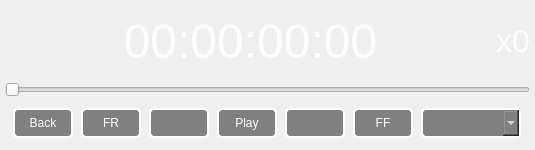
Qt form libs/PhCommonUI/PhMediaPanel.ui (JokerSync/Joker) before a commit.
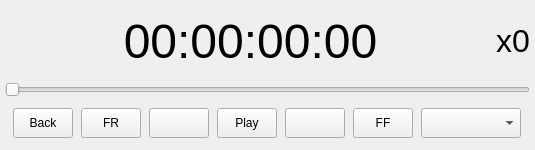
The same form after that commit.

What changed in the file:
```diff
--- a/libs/PhCommonUI/PhMediaPanel.ui
+++ b/libs/PhCommonUI/PhMediaPanel.ui
@@ -15,29 +15,7 @@
    <string notr="true">Form</string>
   </property>
   <property name="styleSheet">
-   <string notr="true">* {
-	color: white;
-}
-
-PhMediaPanel {
-	background: qlineargradient(x1: 1, y1: 0, x2: 1, y2: 1, stop: 0 rgb(40,40,40), stop: 1 black);
-     border-style: solid;
-     border-width: 4px;
-     border-radius: 3px;
-     border-color: white;
-}
-
-QPushButton, QComboBox{
-	 background: grey;
-     border-style: outset;
-     border-width: 2px;
-     border-radius: 5px;
-     border-color: white;
-}
-
-QLabel#_timecodeLabel{
-	padding: 10px;
-}</string>
+   <string notr="true"/>
   </property>
   <layout class="QVBoxLayout" name="verticalLayout">
    <property name="spacing">
@@ -71,259 +49,6 @@
          <height>60</height>
         </size>
        </property>
-       <property name="palette">
-        <palette>
-         <active>
-          <colorrole role="WindowText">
-           <brush brushstyle="SolidPattern">
-            <color alpha="255">
-             <red>255</red>
-             <green>255</green>
-             <blue>255</blue>
-            </color>
-           </brush>
-          </colorrole>
-          <colorrole role="Button">
-           <brush brushstyle="SolidPattern">
-            <color alpha="255">
-             <red>219</red>
-             <green>219</green>
-             <blue>219</blue>
-            </color>
-           </brush>
-          </colorrole>
-          <colorrole role="Light">
-           <brush brushstyle="SolidPattern">
-            <color alpha="255">
-             <red>0</red>
-             <green>0</green>
-             <blue>0</blue>
-            </color>
-           </brush>
-          </colorrole>
-          <colorrole role="Text">
-           <brush brushstyle="SolidPattern">
-            <color alpha="255">
-             <red>255</red>
-             <green>255</green>
-             <blue>255</blue>
-            </color>
-           </brush>
-          </colorrole>
-          <colorrole role="BrightText">
-           <brush brushstyle="SolidPattern">
-            <color alpha="255">
-             <red>255</red>
-             <green>255</green>
-             <blue>255</blue>
-            </color>
-           </brush>
-          </colorrole>
-          <colorrole role="ButtonText">
-           <brush brushstyle="SolidPattern">
-            <color alpha="255">
-             <red>255</red>
-             <green>255</green>
-             <blue>255</blue>
-            </color>
-           </brush>
-          </colorrole>
-          <colorrole role="Base">
-           <brush brushstyle="SolidPattern">
-            <color alpha="255">
-             <red>231</red>
-             <green>231</green>
-             <blue>231</blue>
-            </color>
-           </brush>
-          </colorrole>
-          <colorrole role="Window">
-           <brush brushstyle="SolidPattern">
-            <color alpha="255">
-             <red>217</red>
-             <green>217</green>
-             <blue>217</blue>
-            </color>
-           </brush>
-          </colorrole>
-          <colorrole role="AlternateBase">
-           <brush brushstyle="SolidPattern">
-            <color alpha="255">
-             <red>0</red>
-             <green>0</green>
-             <blue>0</blue>
-            </color>
-           </brush>
-          </colorrole>
-         </active>
-         <inactive>
-          <colorrole role="WindowText">
-           <brush brushstyle="SolidPattern">
-            <color alpha="255">
-             <red>255</red>
-             <green>255</green>
-             <blue>255</blue>
-            </color>
-           </brush>
-          </colorrole>
-          <colorrole role="Button">
-           <brush brushstyle="SolidPattern">
-            <color alpha="255">
-             <red>219</red>
-             <green>219</green>
-             <blue>219</blue>
-            </color>
-           </brush>
-          </colorrole>
-          <colorrole role="Light">
-           <brush brushstyle="SolidPattern">
-            <color alpha="255">
-             <red>0</red>
-             <green>0</green>
-             <blue>0</blue>
-            </color>
-           </brush>
-          </colorrole>
-          <colorrole role="Text">
-           <brush brushstyle="SolidPattern">
-            <color alpha="255">
-             <red>255</red>
-             <green>255</green>
-             <blue>255</blue>
-            </color>
-           </brush>
-          </colorrole>
-          <colorrole role="BrightText">
-           <brush brushstyle="SolidPattern">
-            <color alpha="255">
-             <red>255</red>
-             <green>255</green>
-             <blue>255</blue>
-            </color>
-           </brush>
-          </colorrole>
-          <colorrole role="ButtonText">
-           <brush brushstyle="SolidPattern">
-            <color alpha="255">
-             <red>255</red>
-             <green>255</green>
-             <blue>255</blue>
-            </color>
-           </brush>
-          </colorrole>
-          <colorrole role="Base">
-           <brush brushstyle="SolidPattern">
-            <color alpha="255">
-             <red>231</red>
-             <green>231</green>
-             <blue>231</blue>
-            </color>
-           </brush>
-          </colorrole>
-          <colorrole role="Window">
-           <brush brushstyle="SolidPattern">
-            <color alpha="255">
-             <red>217</red>
-             <green>217</green>
-             <blue>217</blue>
-            </color>
-           </brush>
-          </colorrole>
-          <colorrole role="AlternateBase">
-           <brush brushstyle="SolidPattern">
-            <color alpha="255">
-             <red>0</red>
-             <green>0</green>
-             <blue>0</blue>
-            </color>
-           </brush>
-          </colorrole>
-         </inactive>
-         <disabled>
-          <colorrole role="WindowText">
-           <brush brushstyle="SolidPattern">
-            <color alpha="255">
-             <red>255</red>
-             <green>255</green>
-             <blue>255</blue>
-            </color>
-           </brush>
-          </colorrole>
-          <colorrole role="Button">
-           <brush brushstyle="SolidPattern">
-            <color alpha="255">
-             <red>219</red>
-             <green>219</green>
-             <blue>219</blue>
-            </color>
-           </brush>
-          </colorrole>
-          <colorrole role="Light">
-           <brush brushstyle="SolidPattern">
-            <color alpha="255">
-             <red>0</red>
-             <green>0</green>
-             <blue>0</blue>
-            </color>
-           </brush>
-          </colorrole>
-          <colorrole role="Text">
-           <brush brushstyle="SolidPattern">
-            <color alpha="255">
-             <red>255</red>
-             <green>255</green>
-             <blue>255</blue>
-            </color>
-           </brush>
-          </colorrole>
-          <colorrole role="BrightText">
-           <brush brushstyle="SolidPattern">
-            <color alpha="255">
-             <red>255</red>
-             <green>255</green>
-             <blue>255</blue>
-            </color>
-           </brush>
-          </colorrole>
-          <colorrole role="ButtonText">
-           <brush brushstyle="SolidPattern">
-            <color alpha="255">
-             <red>255</red>
-             <green>255</green>
-             <blue>255</blue>
-            </color>
-           </brush>
-          </colorrole>
-          <colorrole role="Base">
-           <brush brushstyle="SolidPattern">
-            <color alpha="255">
-             <red>217</red>
-             <green>217</green>
-             <blue>217</blue>
-            </color>
-           </brush>
-          </colorrole>
-          <colorrole role="Window">
-           <brush brushstyle="SolidPattern">
-            <color alpha="255">
-             <red>217</red>
-             <green>217</green>
-             <blue>217</blue>
-            </color>
-           </brush>
-          </colorrole>
-          <colorrole role="AlternateBase">
-           <brush brushstyle="SolidPattern">
-            <color alpha="255">
-             <red>0</red>
-             <green>0</green>
-             <blue>0</blue>
-            </color>
-           </brush>
-          </colorrole>
-         </disabled>
-        </palette>
-       </property>
        <property name="font">
         <font>
          <pointsize>36</pointsize>
```
Left out of the diff: 1 changed line with no effect on the pictures.
